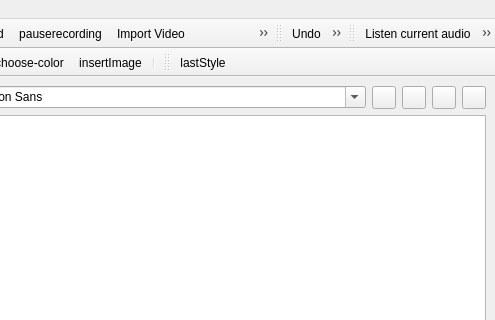
Before: the Qt Designer form src/mainwindow.ui in giacomogroppi/writernote-qt, drawn with Qt 5; both pictures show x 472 to 967 and y 0 to 320 of the 967 by 664 pixel window.
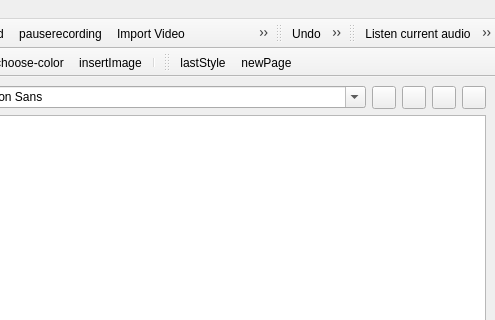
After: the same form once the commit is applied. Icons and pictures are not drawn.

The edit to the form file:
```diff
--- a/src/mainwindow.ui
+++ b/src/mainwindow.ui
@@ -462,6 +462,7 @@
     <bool>false</bool>
    </attribute>
    <addaction name="actionlastStyle"/>
+   <addaction name="actionnewPage"/>
   </widget>
   <action name="actionNew_File">
    <property name="checkable">
@@ -874,6 +875,15 @@
     <string>lastStyle</string>
    </property>
   </action>
+  <action name="actionnewPage">
+   <property name="icon">
+    <iconset resource="../writernote.qrc">
+     <normaloff>:/image/images/newPage.png</normaloff>:/image/images/newPage.png</iconset>
+   </property>
+   <property name="text">
+    <string>newPage</string>
+   </property>
+  </action>
  </widget>
  <resources>
   <include location="../writernote.qrc"/>
```
